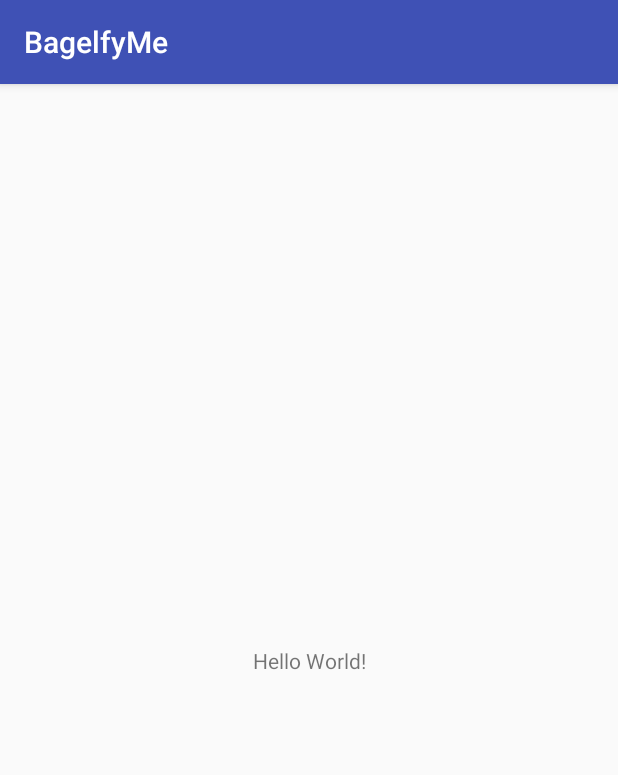
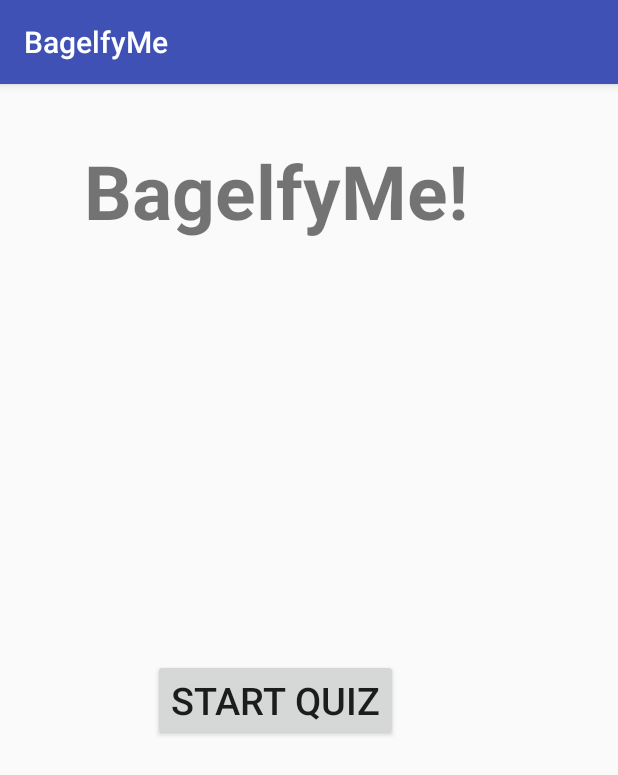
Before and after one commit to KaySea0/BagelfyMe, an Android app: the screen it shows after launch (MainActivity), on a phone screen of 412 x 824 dp. Shown: the top 775 px of the screen. Run offline under Robolectric (Android 15) with nearby library versions, the phone set to English and light mode, and no system bars.

Commit message:
layout (mostly) finished

```diff
--- a/BagelfyMe_App/app/src/main/res/layout/activity_main.xml
+++ b/BagelfyMe_App/app/src/main/res/layout/activity_main.xml
@@ -6,13 +6,31 @@
     android:layout_height="match_parent"
     tools:context="com.example.crystal.bagelfyme.MainActivity">
 
-    <TextView
-        android:layout_width="wrap_content"
-        android:layout_height="wrap_content"
-        android:text="Hello World!"
-        app:layout_constraintBottom_toBottomOf="parent"
-        app:layout_constraintLeft_toLeftOf="parent"
-        app:layout_constraintRight_toRightOf="parent"
-        app:layout_constraintTop_toTopOf="parent" />
+    <RelativeLayout
+        android:layout_width="368dp"
+        android:layout_height="495dp"
+        tools:layout_editor_absoluteY="8dp"
+        tools:layout_editor_absoluteX="8dp">
 
+        <TextView
+            android:id="@+id/tvMain"
+            android:layout_width="wrap_content"
+            android:layout_height="wrap_content"
+            android:layout_marginTop="37dp"
+            android:text="@string/welcome_text"
+            android:textSize="50sp"
+            android:textStyle="bold"
+            android:layout_alignParentTop="true"
+            android:layout_centerHorizontal="true" />
+
+        <Button
+            android:id="@+id/btnStart"
+            android:layout_width="wrap_content"
+            android:layout_height="wrap_content"
+            android:layout_marginBottom="57dp"
+            android:text="@string/startBtn"
+            android:textSize="25sp"
+            android:layout_alignParentBottom="true"
+            android:layout_centerHorizontal="true" />
+    </RelativeLayout>
 </android.support.constraint.ConstraintLayout>
```
Also changed, not shown: BagelfyMe_App/app/src/main/res/layout/question_layout.xml (added, +87 -0 lines), BagelfyMe_App/app/src/main/res/layout/results_layout.xml (added, +23 -0 lines), BagelfyMe_App/app/src/main/res/values/strings.xml (+61 -0 lines), BagelfyMe_App/app/src/main/res/drawable/bagel_number.png (added), BagelfyMe_App/app/src/main/res/drawable/everything.png (added), BagelfyMe_App/app/src/main/res/drawable/plain.png (added), BagelfyMe_App/app/src/main/res/drawable/poppy_seed.png (added), BagelfyMe_App/app/src/main/res/drawable/rainbow.png (added), BagelfyMe_App/app/src/main/res/drawable/wholewheat.png (added).
